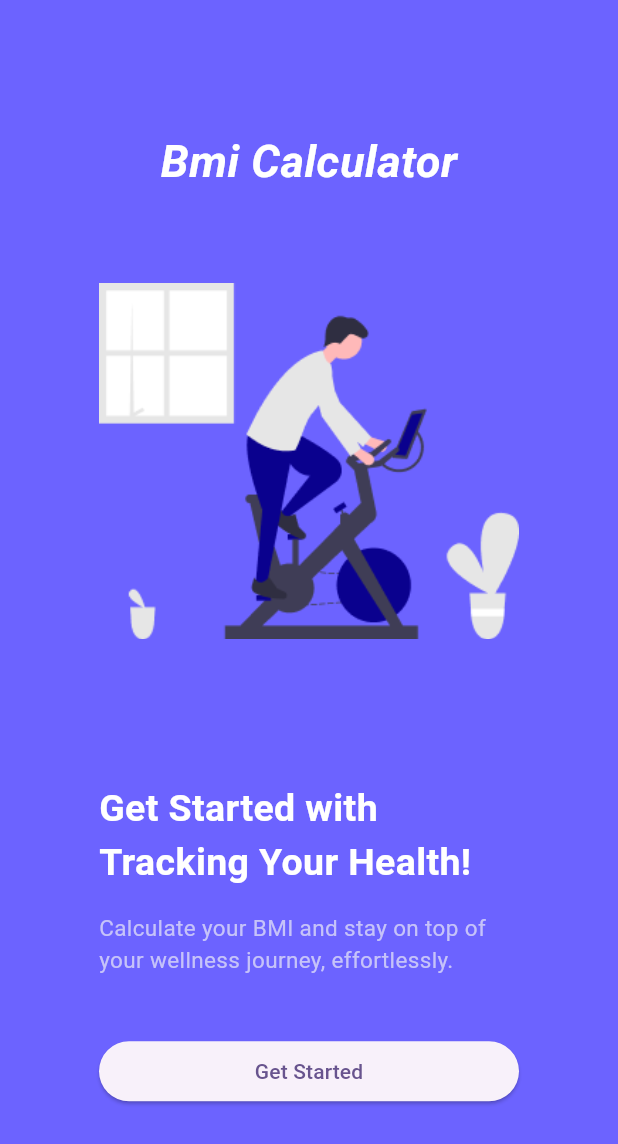
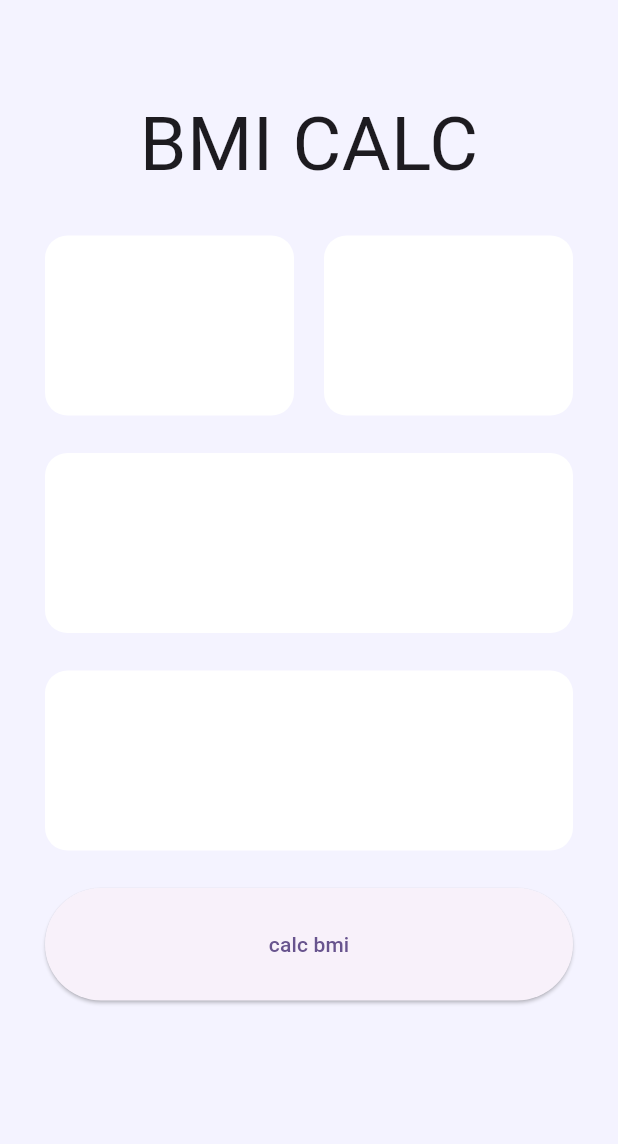
Before and after one commit to ILLUMIN4TION/git-example, a Flutter app: the screen it shows after launch, after a tap on "Get Started", on a phone screen of 412 x 824 dp. Shown: the top 1144 px of the screen. Run offline on Flutter 3.47's test engine with Material 3 defaults, Android fonts, the phone set to English and light mode, and no system bars; our stand-ins replace go_router.

Commit message:
04-10 수업 내용 푸시시

```diff
--- /dev/null
+++ b/lib/app/router/app_route.dart
@@ -0,0 +1,10 @@
+enum AppRoute { start, main }
+
+//AppRoute의 ApprouteExtension 확장함수를 만든다
+extension AppRouteExtenstion on AppRoute {
+  String get toPath => '/$name';
+}
+
+// void main() {
+//   AppRoute.start.name; //start
+// }
--- /dev/null
+++ b/lib/app/router/app_router.dart
@@ -0,0 +1,22 @@
+import 'package:daelim_2025/app/router/app_route.dart';
+import 'package:daelim_2025/presentation/main/mian_screen.dart';
+import 'package:daelim_2025/presentation/start/start_screen.dart';
+import 'package:go_router/go_router.dart';
+
+final router = GoRouter(
+  initialLocation:
+      AppRoute
+          .start
+          .toPath, //앱의 시작점을 start로 설정, 안드로이드 스튜디오의 시작화면 설정하는 것과비슷 manifest -> 라우트 확장함수로 변경했음 원래는 '/start'
+  routes: [
+    GoRoute(
+      path: AppRoute.start.toPath,
+      builder: (context, state) => StartScreen(),
+    ),
+
+    GoRoute(
+      path: AppRoute.main.toPath,
+      builder: (context, state) => MainScreen(),
+    ),
+  ],
+);
--- /dev/null
+++ b/lib/presentation/main/mian_screen.dart
@@ -0,0 +1,58 @@
+import 'package:flutter/material.dart';
+import 'package:flutter/rendering.dart';
+
+class MainScreen extends StatefulWidget {
+  const MainScreen({super.key});
+
+  @override
+  State<MainScreen> createState() => _MainScreenState();
+}
+
+class _MainScreenState extends State<MainScreen> {
+  Widget _buildContainer() {
+    return Container(
+      height: 120,
+      decoration: BoxDecoration(
+        color: Colors.white,
+        borderRadius: BorderRadius.circular(15),
+      ),
+    );
+  }
+
+  @override
+  Widget build(BuildContext context) {
+    return Scaffold(
+      backgroundColor: Color(0xFFF4F3FF),
+      body: SafeArea(
+        child: Padding(
+          padding: const EdgeInsets.only(left: 30, right: 30, bottom: 90),
+          child: Column(
+            spacing: 25, //각 사이사이 마다 여백
+            children: [
+              SizedBox(height: 35),
+              Text('BMI CALC', style: TextStyle(fontSize: 50)),
+              Row(
+                spacing: 20,
+                children: [
+                  Expanded(child: _buildContainer()),
+
+                  Expanded(child: _buildContainer()),
+                ],
+              ),
+              _buildContainer(),
+              _buildContainer(),
+              SizedBox(
+                width: double.infinity,
+                height: 75,
+                child: ElevatedButton(
+                  onPressed: () {},
+                  child: Text('calc bmi'),
+                ),
+              ),
+            ],
+          ),
+        ),
+      ),
+    );
+  }
+}
--- a/lib/presentation/my_app.dart
+++ b/lib/presentation/my_app.dart
@@ -1,3 +1,4 @@
+import 'package:daelim_2025/app/router/app_router.dart';
 import 'package:daelim_2025/presentation/example/example_screen.dart';
 import 'package:daelim_2025/presentation/start/start_screen.dart';
 import 'package:flutter/material.dart';
@@ -8,12 +9,12 @@ class MyApp extends StatelessWidget {
   // This widget is the root of your application.
   @override
   Widget build(BuildContext context) {
-    return MaterialApp(
+    return MaterialApp.router(
       debugShowCheckedModeBanner: false,
       theme: ThemeData(
         colorScheme: ColorScheme.fromSeed(seedColor: Colors.deepPurple),
       ),
-      home: const StartScreen(),
+      routerConfig: router, //라우터는 항상
     );
   }
 }
--- a/lib/presentation/start/start_screen.dart
+++ b/lib/presentation/start/start_screen.dart
@@ -1,43 +1,58 @@
+import 'package:daelim_2025/app/router/app_route.dart';
 import 'package:flutter/material.dart';
+import 'package:go_router/go_router.dart';
 
 class StartScreen extends StatelessWidget {
   const StartScreen({super.key});
+  final _title = 'Get Started with \nTracking Your Health!';
+  final _desc =
+      'Calculate your BMI and stay on top of your wellness journey, effortlessly.';
+  TextStyle get _titleStyle =>
+      TextStyle(color: Colors.white, fontSize: 25, fontWeight: FontWeight.bold);
+
+  TextStyle get _descStyle => TextStyle(fontSize: 15, color: Color(0xFFC6C3F9));
 
   //앱 이름름
   Widget _buildAppName() {
+    return Text('Bmi Calculator', style: _titleStyle);
+  }
+
+  //타이틀
+  Widget _buildTitle() => Text(_title, style: _titleStyle);
+
+  //설명
+  Widget _buildDescription() {
     return Text(
-      'Bmi Calculator',
-      style: TextStyle(
-        fontWeight: FontWeight.bold,
-        color: Colors.white,
-        fontSize: 30,
-        fontStyle: FontStyle.italic,
+      _desc,
+      style: TextStyle(fontSize: 15, color: Color(0xFFC6C3F9)),
+    );
+  }
+
+  Widget _buildTitleDesc() {
+    return RichText(
+      text: TextSpan(
+        children: [
+          TextSpan(text: _title, style: _titleStyle),
+          TextSpan(text: '\n'),
+          WidgetSpan(child: SizedBox(height: 30)),
+          TextSpan(text: _desc, style: _descStyle),
+        ],
       ),
     );
   }
 
-  //타이틀
-  Widget _buildTitle() => Text(
-    'Get Started with \nTracking Your Health!',
-    style: TextStyle(
-      color: Colors.white,
-      fontSize: 25,
-      fontWeight: FontWeight.bold,
-    ),
-  );
-  //설명
-  Widget _buildDescription() {
-    return Text(
-      'Calculate your BMI and stay on top of your wellness journey, effortlessly.',
-      style: TextStyle(fontSize: 15, color: Color(0xFFC6C3F9)),
-    );
-  }
-
   //시작 버튼
-  Widget _buildStartButton() {
+  Widget _buildStartButton(BuildContext context) {
+    //context를 불러올 수 없으므로로
     return SizedBox(
       width: double.infinity,
-      child: ElevatedButton(onPressed: () {}, child: Text('Get Started')),
+      height: 60,
+      child: ElevatedButton(
+        onPressed: () => context.go(AppRoute.main.toPath),
+        //ToDO 메인화면 이동동
+        style: ElevatedButton.styleFrom(foregroundColor: Color(0xff081854)),
+        child: Text('Get Started'),
+      ),
     );
   }
 
@@ -54,21 +69,18 @@ class StartScreen extends StatelessWidget {
               mainAxisAlignment: MainAxisAlignment.center,
               children: [
                 _buildAppName(),
+
                 SizedBox(
                   height: 60,
                 ), //편하게 여백주는 방법, sizedbox에 height값을 통하여 빈공간을 생설할 수 있음
+
                 Image.asset('assets/images/bike.png'),
 
                 SizedBox(height: 95),
-                Row(
-                  mainAxisAlignment: MainAxisAlignment.start,
-                  children: [_buildTitle()],
-                ),
 
-                SizedBox(height: 15),
-                _buildDescription(),
-                SizedBox(height: 40),
-                _buildStartButton(),
+                _buildTitleDesc(),
+                SizedBox(height: 30),
+                _buildStartButton(context),
               ],
             ),
           ),
--- a/pubspec.yaml
+++ b/pubspec.yaml
@@ -31,6 +31,8 @@ dependencies:
   flutter:
     sdk: flutter
   cupertino_icons: ^1.0.8
+  go_router: ^14.8.1
+
 
 dev_dependencies:
   flutter_test:
```
